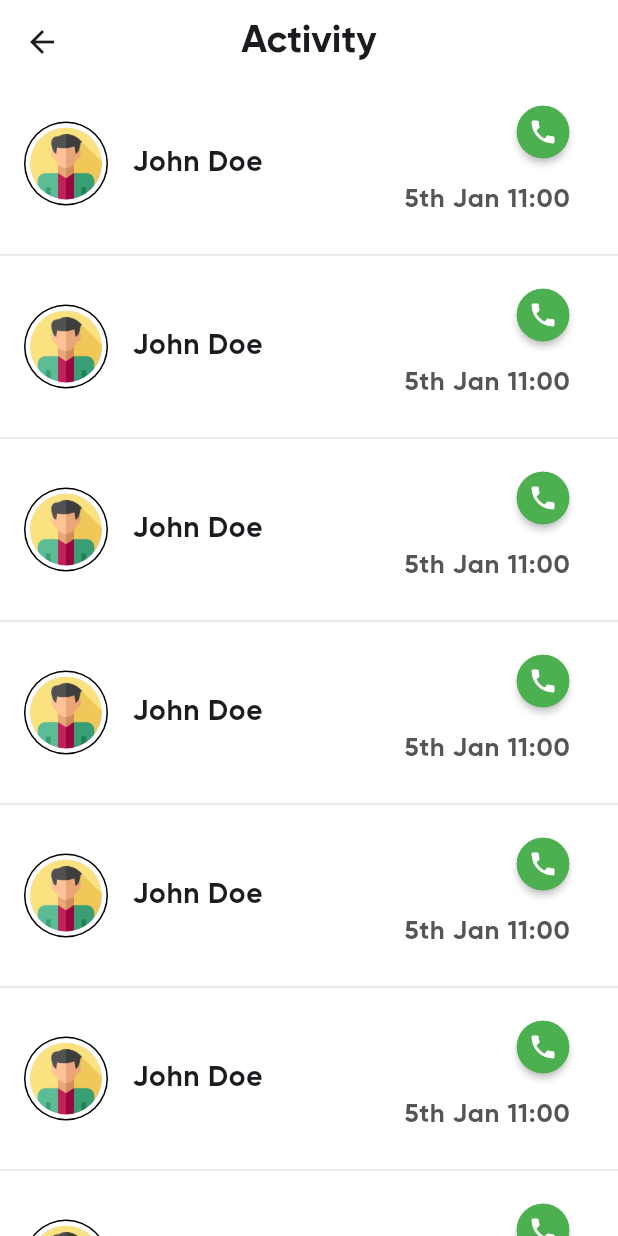
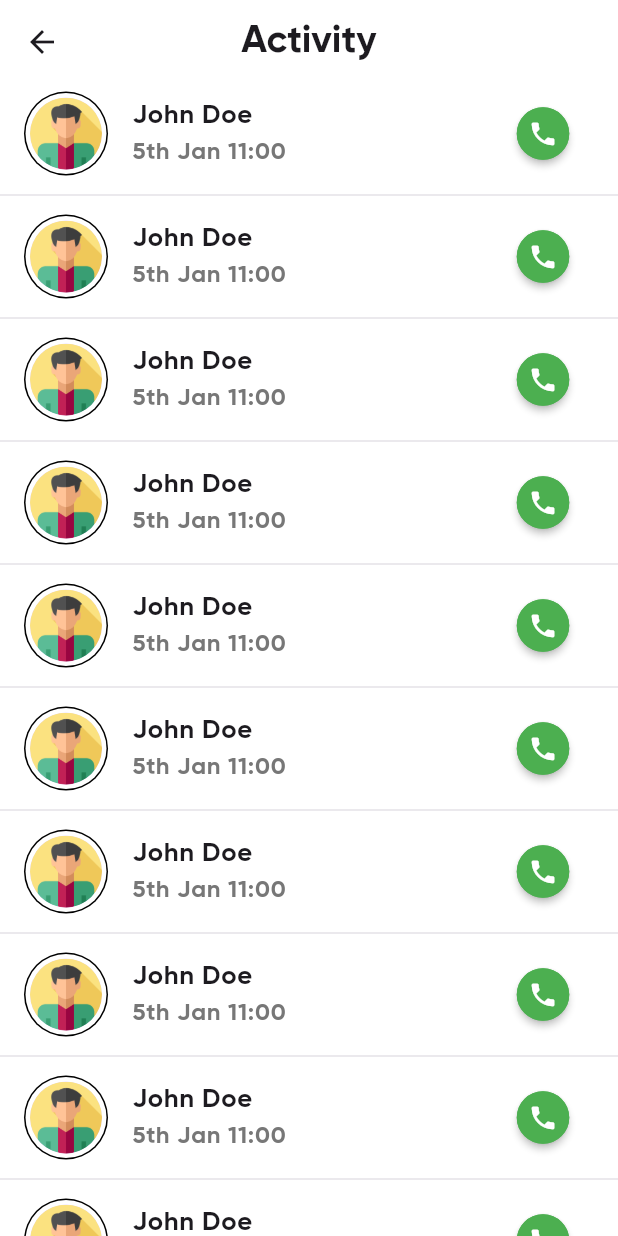
Before and after one commit to Fannelance/Fannelance-Worker, a Flutter app: the HomeView screen opened by its route, after a tap on "See All", on a phone screen of 412 x 824 dp. Run offline on Flutter 3.47's test engine with Material 3 defaults, Android fonts, the phone set to English and light mode, and no system bars; our stand-ins replace dio, flutter_dotenv, flutter_rating_bar, flutter_secure_storage, fluttericon, font_awesome_flutter and 7 more; missing offline and left inert: flutter_stripe; accounts and stored records are empty; network calls fail.

Commit message:
update home and account views

```diff
--- a/lib/core/routes.dart
+++ b/lib/core/routes.dart
@@ -1,4 +1,5 @@
 import 'package:fannelance_worker/views/account_view.dart';
+import 'package:fannelance_worker/views/activity_view.dart';
 import 'package:fannelance_worker/views/change_password_view.dart';
 import 'package:fannelance_worker/views/forgot_password_view.dart';
 import 'package:fannelance_worker/views/home_view.dart';
@@ -12,6 +13,7 @@ class Routes {
   Map<String, Widget Function(BuildContext)> routes = {
     kAccountRoute: (context) => const AccountView(),
     kHomeRoute: (context) => const HomeView(),
+    kActivityRoute: (context) => const ActivityView(),
     kChangePasswordRoute: (context) => const ChangePasswordview(),
     kForgotPasswordRoute: (context) => const ForgotPasswordView(),
     kPhoneNumberRoute: (context) => const PhoneNumberView(),
@@ -39,3 +41,4 @@ const kOtpForgotPasswordRoute = 'OTP Forgot Password View';
 const kLoginRoute = 'Login View';
 const kSignupRoute = 'Signup View';
 const kAccountRoute = 'Account View';
+const kActivityRoute = 'activity View';
--- a/lib/services/socket_service.dart
+++ b/lib/services/socket_service.dart
@@ -3,7 +3,6 @@ import 'package:fannelance_worker/widgets/home_button_widget.dart';
 import 'package:fannelance_worker/widgets/notification_details_widget.dart';
 import 'package:fannelance_worker/widgets/notification_showmodal.dart';
 import 'package:flutter_dotenv/flutter_dotenv.dart';
-import 'package:jwt_decoder/jwt_decoder.dart';
 import 'package:socket_io_client/socket_io_client.dart' as io;
 class SocketService {
   io.Socket? socket;
@@ -32,7 +31,7 @@ class SocketService {
   Future<void> connected(bool available) async {
     print('Your are a $available');
     String? token = await kSecureStorage.read(key: 'token');
-    String workerId = JwtDecoder.decode(token!)['_id'];
+    // String workerId = JwtDecoder.decode(token!)['_id'];
 
     socket!.emit('connected-worker', [token, available]);
   }
--- a/lib/views/home_view.dart
+++ b/lib/views/home_view.dart
@@ -1,6 +1,6 @@
 import 'package:fannelance_worker/core/constants.dart';
 import 'package:fannelance_worker/widgets/home_activity_widget.dart';
-import 'package:fannelance_worker/widgets/home_on_off_widget.dart';
+import 'package:fannelance_worker/widgets/home_appbar_widget.dart';
 import 'package:fannelance_worker/widgets/wallet_widget.dart';
 import 'package:flutter/material.dart';
 import 'package:fannelance_worker/widgets/home_button_widget.dart';
@@ -35,7 +35,7 @@ class _HomeViewState extends State<HomeView> {
             crossAxisAlignment: CrossAxisAlignment.start,
             children: [
               box_50,
-              OnOffHomeWidget(isOnline: isOnline),
+              HomeAppbarWidget(isOnline: isOnline),
               box_40,
               const WalletWidget(),
               box_50,
--- a/lib/widgets/account_profile_widget.dart
+++ b/lib/widgets/account_profile_widget.dart
@@ -1,5 +1,7 @@
 import 'package:fannelance_worker/core/constants.dart';
 import 'package:fannelance_worker/core/routes.dart';
+import 'package:fannelance_worker/services/user_data_service.dart';
+import 'package:fannelance_worker/widgets/circular_indicator_widget.dart';
 import 'package:flutter/material.dart';
 
 class AccountProfileWidget extends StatelessWidget {
@@ -9,11 +11,18 @@ class AccountProfileWidget extends StatelessWidget {
 
   @override
   Widget build(BuildContext context) {
+    return FutureBuilder(
+      future: UserDataService().userDataRequest(),
+      builder: (context, snapshot) {
+        if (!snapshot.hasData) {
+          return const CircularIndicatorWidget();
+        } else {
+          var userData = snapshot.data?['data'];
           return GestureDetector(
             onTap: () {
               Navigator.pushNamed(context, kAccountRoute);
             },
-        child: const CircleAvatar(
+            child: CircleAvatar(
               radius: 28,
               backgroundColor: kBlack,
               child: CircleAvatar(
@@ -21,11 +30,14 @@ class AccountProfileWidget extends StatelessWidget {
                 backgroundColor: kWhite,
                 child: CircleAvatar(
                   radius: 24,
-              backgroundImage: AssetImage(
-                'assets/icons/male.png',
+                  backgroundImage:
+                      userData!['gender'] == 'female' ? femaleImage : maleImage,
                 ),
               ),
             ),
-        ));
+          );
+        }
+      },
+    );
   }
 }
--- a/lib/widgets/activity_widget.dart
+++ b/lib/widgets/activity_widget.dart
@@ -33,17 +33,23 @@ class ActivityWidget extends StatelessWidget {
               Text(
                 'John Doe',
                 style: TextStyle(
-                  fontSize: screenWidth / 22,
+                  fontSize: screenWidth / 24,
                   fontFamily: kBold,
                 ),
               ),
-
+              Padding(
+                padding: const EdgeInsets.all(0),
+                child: Text(
+                  '5th Jan 11:00',
+                  style: TextStyle(
+                    fontSize: screenWidth / 26,
+                    fontFamily: kBold,
+                    color: kGrey7,
+                  ),
+                ),
+              ),
             ],
           ),
-          Column(
-            crossAxisAlignment: CrossAxisAlignment.end,
-            mainAxisAlignment: MainAxisAlignment.spaceAround,
-            children: [
           MaterialButton(
             minWidth: 35,
             height: 35,
@@ -66,19 +72,6 @@ class ActivityWidget extends StatelessWidget {
               size: 20,
             ),
           ),
-              Padding(
-                padding: const EdgeInsets.all(8.0),
-                child: Text(
-                  '5th Jan 11:00',
-                  style: TextStyle(
-                    fontSize: screenWidth / 24,
-                    fontFamily: kBold,
-                    color: kGrey5,
-                  ),
-                ),
-              ),
-            ],
-          ),
         ],
       ),
     );
--- /dev/null
+++ b/lib/widgets/circular_indicator_widget.dart
@@ -0,0 +1,16 @@
+import 'package:flutter/material.dart';
+
+class CircularIndicatorWidget extends StatelessWidget {
+  const CircularIndicatorWidget({
+    super.key,
+  });
+
+  @override
+  Widget build(BuildContext context) {
+    return const Center(
+      child: CircularProgressIndicator(
+        color: Colors.black,
+      ),
+    );
+  }
+}
--- a/lib/widgets/home_activity_widget.dart
+++ b/lib/widgets/home_activity_widget.dart
@@ -27,7 +27,7 @@ class HomeActivityWidget extends StatelessWidget {
               GestureDetector(
                 onTap: () {
                   Navigator.push(context, MaterialPageRoute(builder: (context) {
-                    return ActivityView();
+                    return const ActivityView();
                   }));
                 },
                 child: Padding(
@@ -58,7 +58,7 @@ class HomeActivityWidget extends StatelessWidget {
           ListView.builder(
             shrinkWrap: true,
             physics: const NeverScrollableScrollPhysics(),
-            itemCount: 2,
+            itemCount: 3,
             itemBuilder: (context, index) {
               return const Column(
                 children: [
--- /dev/null
+++ b/lib/widgets/home_appbar_widget.dart
@@ -0,0 +1,25 @@
+import 'package:fannelance_worker/widgets/account_profile_widget.dart';
+import 'package:fannelance_worker/widgets/home_on_off_widget.dart';
+import 'package:flutter/material.dart';
+
+class HomeAppbarWidget extends StatelessWidget {
+  final bool isOnline;
+
+  const HomeAppbarWidget({
+    super.key,
+    required this.isOnline,
+  });
+
+  @override
+  Widget build(BuildContext context) {
+    return Row(
+      mainAxisAlignment: MainAxisAlignment.start,
+      children: [
+        const AccountProfileWidget(),
+        const Spacer(),
+        HomeOnOffWidget(isOnline: isOnline),
+        const Spacer(flex: 2),
+      ],
+    );
+  }
+}
--- a/lib/widgets/notification_button_widget.dart
+++ b/lib/widgets/notification_button_widget.dart
@@ -1,5 +1,4 @@
 import 'package:fannelance_worker/core/constants.dart';
-import 'package:fannelance_worker/widgets/notification_accepted_widget.dart';
 import 'package:fannelance_worker/widgets/notification_showmodal.dart';
 import 'package:flutter/material.dart';
 
@@ -22,7 +21,7 @@ class NotificationButtonWidget extends StatelessWidget {
         Navigator.pop(context);
         NotificationShowModal.showModalSheet(
           context,
-          const NotificationAcceptedWidget(),
+           Container(),
         );
       },
       child: Row(
```
Also changed, not shown: lib/core/constants.dart (+9 -0 lines), lib/views/account_view.dart (+2 -6 lines), lib/views/signup_view.dart (+35 -44 lines), lib/widgets/account_body_widget.dart (+23 -8 lines), lib/widgets/home_on_off_widget.dart (+8 -10 lines), lib/widgets/notification_accepted_widget.dart (+41 -42 lines), lib/widgets/rating.dart (+4 -5 lines). Lines whose indentation alone changed are shown as unchanged.
